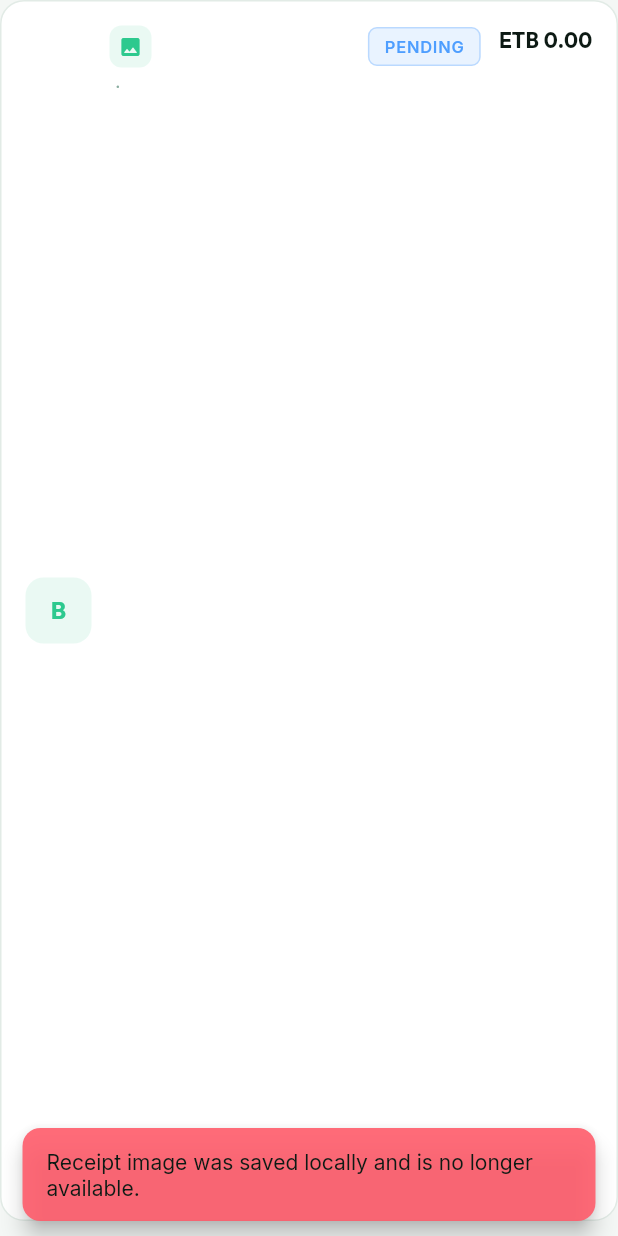
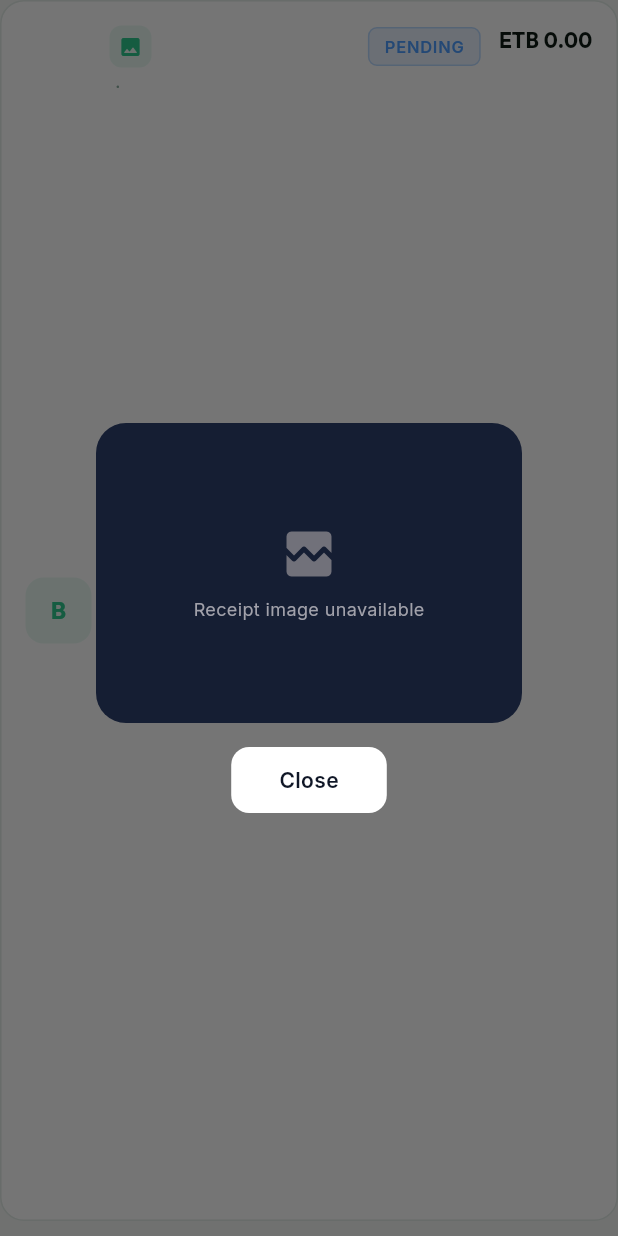
Before and after one commit to zagolinv-dev/Payment_verifier, a Flutter app: the TransactionListItem widget shown alone on an empty page, opened directly with empty values, after a tap on the "image" icon, on a phone screen of 412 x 824 dp. Run offline on Flutter 3.47's test engine with Material 3 defaults, Android fonts, the phone set to English and light mode, and no system bars; our stand-ins replace connectivity_plus, equatable, fl_chart, flutter_dotenv, flutter_local_notifications, flutter_riverpod and 9 more; missing offline and left inert: google_mlkit_text_recognition; accounts and stored records are empty.

Commit message:
improved recent transactions list and pdf generation to have screenshot images

```diff
--- /dev/null
+++ b/payment_verifier/lib/presentation/widgets/receipt_image_widget.dart
@@ -0,0 +1,177 @@
+import 'dart:io';
+import 'package:flutter/material.dart';
+import 'package:flutter_riverpod/flutter_riverpod.dart';
+import 'package:google_fonts/google_fonts.dart';
+import 'package:payment_verifier/core/theme/app_theme.dart';
+import 'package:payment_verifier/presentation/providers/auth_provider.dart';
+
+/// Displays a receipt image from a URL or local file path.
+/// If the URL fails (expired / private bucket), it extracts the Supabase
+/// storage path from the URL fragment and requests a fresh signed URL.
+class ReceiptImageWidget extends ConsumerStatefulWidget {
+  const ReceiptImageWidget({
+    super.key,
+    required this.imagePath,
+    this.height = 400,
+    this.fit = BoxFit.contain,
+  });
+
+  final String imagePath;
+  final double height;
+  final BoxFit fit;
+
+  @override
+  ConsumerState<ReceiptImageWidget> createState() => _ReceiptImageWidgetState();
+}
+
+class _ReceiptImageWidgetState extends ConsumerState<ReceiptImageWidget> {
+  String? _resolvedUrl;
+  bool _loading = true;
+  bool _failed = false;
+
+  @override
+  void initState() {
+    super.initState();
+    _resolve(widget.imagePath);
+  }
+
+  @override
+  void didUpdateWidget(ReceiptImageWidget old) {
+    super.didUpdateWidget(old);
+    if (old.imagePath != widget.imagePath) {
+      _resolve(widget.imagePath);
+    }
+  }
+
+  Future<void> _resolve(String path) async {
+    if (!mounted) return;
+    setState(() { _loading = true; _failed = false; _resolvedUrl = null; });
+
+    // Local file — use directly
+    if (!path.startsWith('http')) {
+      final exists = await File(path).exists();
+      if (mounted) setState(() { _resolvedUrl = exists ? path : null; _failed = !exists; _loading = false; });
+      return;
+    }
+
+    // Remote URL — use as-is first; the errorBuilder will trigger a retry
+    if (mounted) setState(() { _resolvedUrl = _stripFragment(path); _loading = false; });
+  }
+
+  /// On image load error, try to get a fresh signed URL from Supabase Storage.
+  Future<void> _retryWithSignedUrl() async {
+    if (_failed || !mounted) return;
+    final storagePath = _extractStoragePath(widget.imagePath);
+    if (storagePath == null) {
+      if (mounted) setState(() => _failed = true);
+      return;
+    }
+    try {
+      final client = ref.read(supabaseClientProvider);
+      final signed = await client.storage
+          .from('receipts')
+          .createSignedUrl(storagePath, 60 * 60 * 24 * 365);
+      if (mounted) setState(() { _resolvedUrl = signed; _failed = false; });
+    } catch (e) {
+      debugPrint('[ReceiptImageWidget] signed URL failed: $e');
+      if (mounted) setState(() => _failed = true);
+    }
+  }
+
+  // Strip the #path=... fragment we appended at upload time
+  String _stripFragment(String url) {
+    final idx = url.indexOf('#');
+    return idx >= 0 ? url.substring(0, idx) : url;
+  }
+
+  // Extract storagePath from the fragment "#path=userId/receipt_123.jpg"
+  String? _extractStoragePath(String url) {
+    final uri = Uri.tryParse(url);
+    if (uri == null) return null;
+    final fragment = uri.fragment; // "path=userId/receipt_123.jpg"
+    if (fragment.startsWith('path=')) return fragment.substring(5);
+    // Fallback: parse from the URL path itself
+    // e.g. ".../storage/v1/object/public/receipts/userId/receipt_123.jpg"
+    final match = RegExp(r'/receipts/(.+?)(?:\?|$)').firstMatch(url);
+    return match?.group(1);
+  }
+
+  @override
+  Widget build(BuildContext context) {
+    if (_loading) {
+      return SizedBox(
+        height: widget.height,
+        child: const Center(child: CircularProgressIndicator(strokeWidth: 2, color: AppTheme.primaryGreen)),
+      );
+    }
+
+    if (_failed || _resolvedUrl == null) {
+      return _broken();
+    }
+
+    final path = _resolvedUrl!;
+    final isUrl = path.startsWith('http');
+
+    if (isUrl) {
+      return Image.network(
+        path,
+        height: widget.height,
+        width: double.infinity,
+        fit: widget.fit,
+        loadingBuilder: (_, child, progress) {
+          if (progress == null) return child;
+          return SizedBox(
+            height: widget.height,
+            child: Center(child: CircularProgressIndicator(
+              strokeWidth: 2,
+              value: progress.expectedTotalBytes != null
+                  ? progress.cumulativeBytesLoaded / progress.expectedTotalBytes!
+                  : null,
+              color: AppTheme.primaryGreen,
+            )),
+          );
+        },
+        errorBuilder: (_, error, __) {
+          debugPrint('[ReceiptImageWidget] network error: $error — retrying with signed URL');
+          // Trigger signed URL retry asynchronously
+          WidgetsBinding.instance.addPostFrameCallback((_) => _retryWithSignedUrl());
+          return _broken(retrying: true);
+        },
+      );
+    }
+
+    return Image.file(
+      File(path),
+      height: widget.height,
+      width: double.infinity,
+      fit: widget.fit,
+      errorBuilder: (_, __, ___) => _broken(),
+    );
+  }
+
+  Widget _broken({bool retrying = false}) {
+    return Container(
+      height: widget.height.clamp(0, 200),
+      color: AppTheme.bgCard,
+      child: Center(
+        child: Column(
+          mainAxisSize: MainAxisSize.min,
+          children: [
+            if (retrying)
+              const SizedBox(
+                width: 24, height: 24,
+                child: CircularProgressIndicator(strokeWidth: 2, color: AppTheme.primaryGreen),
+              )
+            else
+              const Icon(Icons.broken_image_rounded, color: AppTheme.textTertiary, size: 40),
+            const SizedBox(height: 8),
+            Text(
+              retrying ? 'Refreshing image...' : 'Receipt image unavailable',
+              style: GoogleFonts.inter(fontSize: 12, color: AppTheme.textSecondary),
+            ),
+          ],
+        ),
+      ),
+    );
+  }
+}
--- a/payment_verifier/lib/presentation/widgets/transaction_list_item.dart
+++ b/payment_verifier/lib/presentation/widgets/transaction_list_item.dart
@@ -1,13 +1,14 @@
-import 'dart:io';
 import 'package:flutter/material.dart';
+import 'package:flutter_riverpod/flutter_riverpod.dart';
 import 'package:google_fonts/google_fonts.dart';
 import 'package:payment_verifier/core/theme/app_theme.dart';
 import 'package:payment_verifier/core/utils/formatters.dart';
 import 'package:payment_verifier/domain/entities/transaction_entity.dart';
+import 'package:payment_verifier/presentation/widgets/receipt_image_widget.dart';
 import 'package:payment_verifier/presentation/widgets/status_chip.dart';
 import 'package:payment_verifier/presentation/widgets/blur_overlay.dart';
 
-class TransactionListItem extends StatelessWidget {
+class TransactionListItem extends ConsumerWidget {
   const TransactionListItem({
     super.key,
     required this.transaction,
@@ -20,7 +21,7 @@ class TransactionListItem extends StatelessWidget {
   final VoidCallback? onDelete;
 
   @override
-  Widget build(BuildContext context) {
+  Widget build(BuildContext context, WidgetRef ref) {
     final isDark = Theme.of(context).brightness == Brightness.dark;
     final bg = isDark ? AppTheme.bgCard : AppTheme.lightCard;
     final border = isDark ? AppTheme.borderSubtle : AppTheme.lightBorderSubtle;
@@ -68,8 +69,7 @@ class TransactionListItem extends StatelessWidget {
                     children: [
                       if (transaction.receiptImage != null) ...[
                         GestureDetector(
-                          onTap: () => _showReceipt(context),
-                          child: Container(
+                          onTap: () => _showReceipt(context),                          child: Container(
                             width: 28, height: 28,
                             margin: const EdgeInsets.only(right: 6),
                             decoration: BoxDecoration(
@@ -149,81 +149,8 @@ class TransactionListItem extends StatelessWidget {
     );
   }
 
-  Widget _buildReceiptImage(String path) {
-    final isUrl = path.startsWith('http://') || path.startsWith('https://');
-    if (isUrl) {
-      return Image.network(
-        path,
-        fit: BoxFit.contain,
-        width: double.infinity,
-        height: 400,
-        errorBuilder: (_, error, __) {
-          debugPrint('[TransactionListItem] Image.network error: $error');
-          return _brokenImage();
-        },
-        loadingBuilder: (_, child, progress) {
-          if (progress == null) return child;
-          return Container(
-            height: 200,
-            color: AppTheme.bgCard,
-            child: const Center(child: CircularProgressIndicator(strokeWidth: 2)),
-          );
-        },
-      );
-    }
-    return Image.file(
-      File(path),
-      fit: BoxFit.contain,
-      width: double.infinity,
-      height: 400,
-      errorBuilder: (_, error, __) {
-        debugPrint('[TransactionListItem] Image.file error: $error');
-        return _brokenImage();
-      },
-    );
-  }
-
-  Widget _brokenImage() {
-    return Container(
-      height: 200,
-      color: AppTheme.bgCard,
-      child: Center(
-        child: Column(
-          mainAxisSize: MainAxisSize.min,
-          children: [
-            Icon(Icons.broken_image_rounded, color: AppTheme.textTertiary, size: 48),
-            const SizedBox(height: 8),
-            Text('Receipt image no longer available', style: GoogleFonts.inter(fontSize: 12, color: AppTheme.textSecondary)),
-          ],
-        ),
-      ),
-    );
-  }
-
-  Future<void> _showReceipt(BuildContext context) async {
+  void _showReceipt(BuildContext context) {
     if (transaction.receiptImage == null) return;
-    final path = transaction.receiptImage!;
-
-    final isUrl = path.startsWith('http://') || path.startsWith('https://');
-    if (!isUrl) {
-      final file = File(path);
-      if (!await file.exists()) {
-        if (!context.mounted) return;
-        ScaffoldMessenger.of(context).showSnackBar(
-          SnackBar(
-            content: const Text('Receipt image was saved locally and is no longer available.'),
-            backgroundColor: AppTheme.error.withOpacity(0.9),
-            behavior: SnackBarBehavior.floating,
-            shape: RoundedRectangleBorder(borderRadius: BorderRadius.circular(12)),
-          ),
-        );
-        return;
-      }
-    }
-
-    final imageWidget = _buildReceiptImage(path);
-
-    if (!context.mounted) return;
     showBlurredDialog(
       context: context,
       builder: (ctx) => Dialog(
@@ -233,7 +160,7 @@ class TransactionListItem extends StatelessWidget {
           children: [
             ClipRRect(
               borderRadius: BorderRadius.circular(20),
-              child: imageWidget,
+              child: ReceiptImageWidget(imagePath: transaction.receiptImage!, height: 400),
             ),
             const SizedBox(height: 16),
             GestureDetector(
```
Also changed, not shown: payment_verifier/lib/core/utils/pdf_export.dart (+39 -9 lines), payment_verifier/lib/data/datasources/supabase_transaction_datasource.dart (+21 -2 lines).
